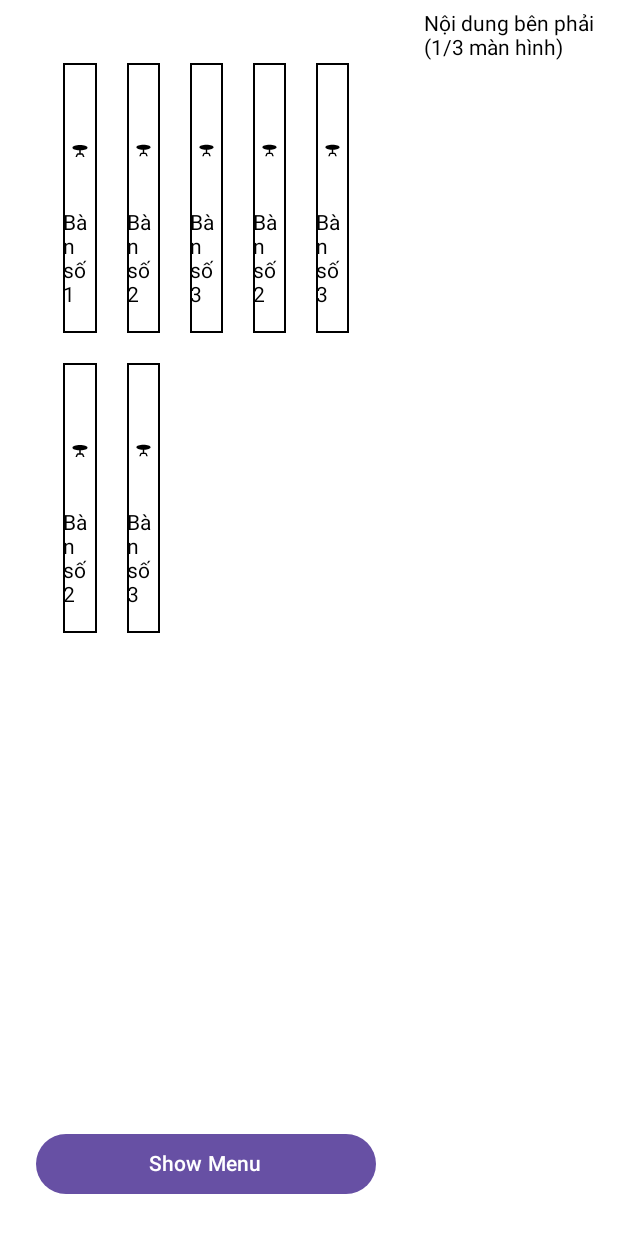
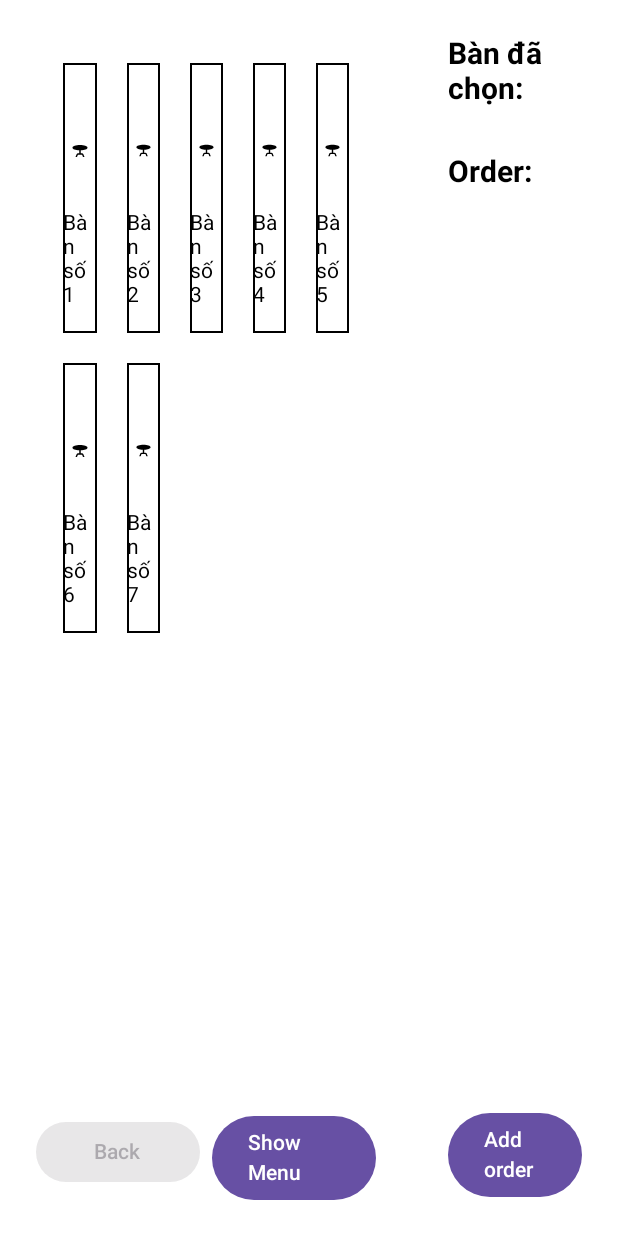
Before and after one commit to xuyenco/Project-1, an Android app built with Jetpack Compose: the @Preview function ScreenPreview, on a phone screen of 412 x 824 dp. Run offline under Robolectric (Android 15) with nearby library versions, the phone set to English and light mode, and no system bars; our stand-ins replace accompanist; missing, so only their content is drawn: Project1Theme; pictures from the network do not load.

Commit message:
add some button

```diff
--- a/app/src/main/java/com/example/project1/ui/activity/MainActivity.kt
+++ b/app/src/main/java/com/example/project1/ui/activity/MainActivity.kt
@@ -3,6 +3,8 @@ package com.example.project1.ui.activity
 import android.os.Bundle
 import androidx.activity.ComponentActivity
 import androidx.activity.compose.setContent
+import androidx.compose.foundation.background
+import androidx.compose.foundation.layout.Arrangement
 import androidx.compose.foundation.layout.Column
 import androidx.compose.foundation.layout.PaddingValues
 import androidx.compose.foundation.layout.Row
@@ -12,8 +14,12 @@ import androidx.compose.foundation.layout.fillMaxSize
 import androidx.compose.foundation.layout.fillMaxWidth
 import androidx.compose.foundation.layout.height
 import androidx.compose.foundation.layout.padding
+import androidx.compose.foundation.layout.width
+import androidx.compose.foundation.layout.wrapContentSize
+import androidx.compose.foundation.lazy.LazyColumn
 import androidx.compose.foundation.lazy.grid.GridCells
 import androidx.compose.foundation.lazy.grid.LazyVerticalGrid
+import androidx.compose.foundation.lazy.items
 import androidx.compose.material.icons.Icons
 import androidx.compose.material.icons.filled.Home
 import androidx.compose.material.icons.filled.Restaurant
@@ -25,14 +31,20 @@ import androidx.compose.material3.ModalDrawerSheet
 import androidx.compose.material3.ModalNavigationDrawer
 import androidx.compose.material3.Surface
 import androidx.compose.material3.Text
+import androidx.compose.material3.TextButton
 import androidx.compose.runtime.Composable
 import androidx.compose.runtime.SideEffect
+import androidx.compose.runtime.getValue
 import androidx.compose.runtime.mutableStateOf
 import androidx.compose.runtime.remember
+import androidx.compose.runtime.setValue
+import androidx.compose.ui.Alignment
 import androidx.compose.ui.Modifier
 import androidx.compose.ui.graphics.Color
+import androidx.compose.ui.text.font.FontWeight
 import androidx.compose.ui.tooling.preview.Preview
 import androidx.compose.ui.unit.dp
+import androidx.compose.ui.unit.sp
 import com.example.project1.data.Menu
 import com.example.project1.data.SideNavbar
 import com.example.project1.data.Table
@@ -60,12 +72,12 @@ private val navBarItemList = listOf(
 )
 
 private val menuList = listOf(
-    Menu(1, "Pizza", "Main Course", 10.99, "https://www.foodandwine.com/thmb/Wd4lBRZz3X_8qBr69UOu2m7I2iw=/1500x0/filters:no_upscale():max_bytes(150000):strip_icc()/classic-cheese-pizza-FT-RECIPE0422-31a2c938fc2546c9a07b7011658cfd05.jpg"),
-    Menu(2, "Burger", "Main Course", 8.99, "https://product.hstatic.net/1000389344/product/burger_web_2daf139345214f3eb6caa111ae710674_master.jpg"),
-    Menu(3, "Ice Cream", "Dessert", 5.49, "https://upload.wikimedia.org/wikipedia/commons/2/2e/Ice_cream_with_whipped_cream%2C_chocolate_syrup%2C_and_a_wafer_%28cropped%29.jpg"),
-    Menu(1, "Pizza", "Main Course", 10.99, "https://www.foodandwine.com/thmb/Wd4lBRZz3X_8qBr69UOu2m7I2iw=/1500x0/filters:no_upscale():max_bytes(150000):strip_icc()/classic-cheese-pizza-FT-RECIPE0422-31a2c938fc2546c9a07b7011658cfd05.jpg"),
-    Menu(2, "Burger", "Main Course", 8.99, "https://product.hstatic.net/1000389344/product/burger_web_2daf139345214f3eb6caa111ae710674_master.jpg"),
-    Menu(3, "Ice Cream", "Dessert", 5.49, "https://upload.wikimedia.org/wikipedia/commons/2/2e/Ice_cream_with_whipped_cream%2C_chocolate_syrup%2C_and_a_wafer_%28cropped%29.jpg")
+    Menu(1, "Cá lóc nướng trui", "Main Course", 100000, "https://statics.vincom.com.vn/xu-huong/0-0-0-0-mon-nhau-don-gian/image11.png"),
+    Menu(2, "Cá hồi sốt chanh mật ong", "Main Course", 150000, "https://statics.vincom.com.vn/xu-huong/0-0-0-0-mon-nhau-don-gian/image8.png"),
+    Menu(3, "Gà xé phay chua ngọt", "Main Course", 90000, "https://statics.vincom.com.vn/xu-huong/0-0-0-0-mon-nhau-don-gian/image15.png"),
+    Menu(1, "Thịt ngan hấp bia", "Main Course", 200000, "https://statics.vincom.com.vn/xu-huong/0-0-0-0-mon-nhau-don-gian/image4.png"),
+    Menu(2, "Gà nấu nấm ", "Main Course", 125000, "https://statics.vincom.com.vn/xu-huong/0-0-0-0-mon-nhau-don-gian/image1.png"),
+    Menu(3, "Giò heo muối xông khói ", "Course", 85000, "https://statics.vincom.com.vn/xu-huong/0-0-0-0-mon-nhau-don-gian/image20.png")
 )
 
 private val tableItemList = listOf(
@@ -88,26 +100,26 @@ private val tableItemList = listOf(
         tablePosition = 2,
         tableStatus = true
     ),Table(
-        id = 1,
-        tableNumber = 2,
+        id = 3,
+        tableNumber = 4,
         tableSeatNumber = 2,
         tablePosition = 2,
         tableStatus = true
     ),Table(
-        id = 2,
-        tableNumber = 3,
+        id = 4,
+        tableNumber = 5,
         tableSeatNumber = 2,
         tablePosition = 2,
         tableStatus = true
     ),Table(
-        id = 1,
-        tableNumber = 2,
+        id = 5,
+        tableNumber = 6,
         tableSeatNumber = 2,
         tablePosition = 2,
         tableStatus = true
     ),Table(
-        id = 2,
-        tableNumber = 3,
+        id = 5,
+        tableNumber = 7,
         tableSeatNumber = 2,
         tablePosition = 2,
         tableStatus = true
@@ -163,6 +175,9 @@ fun HomeScreen() {
 
 @Composable
 fun ThreeColumnLayout() {
+    val (selectedTables, setSelectedTables) = remember { mutableStateOf<List<Table>>(emptyList()) }
+    val (selectedMenus, setSelectedMenus) = remember { mutableStateOf<List<Menu>>(emptyList()) }
+
     Row(modifier = Modifier.fillMaxSize()) {
         Column(
             modifier = Modifier
@@ -170,7 +185,20 @@ fun ThreeColumnLayout() {
                 .fillMaxHeight()
                 .padding(8.dp)
         ) {
-            ContentLeft() // Nội dung phần 1 và 2
+            ContentLeft(
+                selectedTables = selectedTables,
+                onTableItemClick = { tableItem ->
+                    if (selectedTables.contains(tableItem)) {
+                        setSelectedTables(selectedTables - tableItem)
+                    } else {
+                        setSelectedTables(selectedTables + tableItem)
+                    }
+                },
+                onMenuItemClick = { menuItem ->
+                    if (!selectedMenus.contains(menuItem) && selectedTables.isNotEmpty())
+                        setSelectedMenus(selectedMenus + menuItem)
+                }
+            )
         }
 
         // Phần 2: 1/3 bên phải
@@ -180,7 +208,11 @@ fun ThreeColumnLayout() {
                 .fillMaxHeight()
                 .padding(8.dp)
         ) {
-            ContentRight() // Nội dung phần 3
+            ContentRight(selectedTables,
+                selectedMenus,
+                onRemoveMenuItem = { menuItem ->
+                    setSelectedMenus(selectedMenus - menuItem)
+            })
         }
     }
 }
@@ -202,9 +234,8 @@ fun GridItem(
     )
 }
 @Composable
-fun ContentLeft() {
+fun ContentLeft(selectedTables: List<Table>,onTableItemClick: (Table) -> Unit,onMenuItemClick: (Menu) -> Unit) {
     val (items, setItems) = remember { mutableStateOf<List<Any>>(tableItemList) }
-
     Column(
         modifier = Modifier
             .fillMaxSize()
@@ -216,35 +247,155 @@ fun ContentLeft() {
                 .weight(1f)
         ) { item ->
             when (item) {
-                is Table -> TableItem(item)
-                is Menu -> MenuItem(item)
+                is Table ->{
+                    TableItem(item, onClick = { onTableItemClick(item) })
+                }
+                is Menu -> MenuItem(item, onClick ={ onMenuItemClick(item)})
             }
         }
-
         Spacer(modifier = Modifier.height(16.dp))
+        Row(
+            modifier = Modifier.fillMaxWidth(),
+            horizontalArrangement = Arrangement.SpaceBetween
+        ) {
+            Button(
+                onClick = {
+                    setItems(tableItemList)
+                },
+                modifier = Modifier.weight(1f),
+                enabled = items == menuList
+            ) {
+                Text("Back")
+            }
+            Spacer(modifier = Modifier.width(8.dp))
 
             Button(
                 onClick = {
-                val newItems = if (items == tableItemList) {
-                    menuList
-                } else {
-                    tableItemList
-                }
-                setItems(newItems)
+                    setItems(menuList)
                 },
-            modifier = Modifier
-                .fillMaxWidth()
+                modifier = Modifier.weight(1f),
+                enabled = items == tableItemList
             ) {
                 Text("Show Menu")
             }
         }
     }
+}
 
 @Composable
-fun ContentRight() {
-    // Nội dung của phần phải (chiếm 1/3 màn hình)
-    Text(text = "Nội dung bên phải (1/3 màn hình)")
+fun ContentRight(selectedTables: List<Table>, selectedMenus: List<Menu>, onRemoveMenuItem: (Menu) -> Unit) {
+    Column(
+        modifier = Modifier
+            .fillMaxWidth()
+            .padding(16.dp)
+    ) {
+        Text(
+            text = "Bàn đã chọn: ",
+            fontSize = 20.sp,
+            fontWeight = FontWeight.Bold
+        )
+        Text(
+            text = selectedTables.joinToString(separator = ", ") { "Bàn số ${it.tableNumber}" },
+            modifier = Modifier.fillMaxWidth()
+        )
+        Spacer(modifier = Modifier.height(16.dp))
+        Text(
+            text = "Order: ",
+            fontSize = 20.sp,
+            fontWeight = FontWeight.Bold
+        )
+        MenuListScreen(selectedMenus, onRemoveItem = onRemoveMenuItem)
+        Spacer(modifier = Modifier.height(16.dp))
+        Button(
+            onClick = {}
+        ) {
+            Text("Add order")
         }
+    }
+}
+@Composable
+fun MenuListScreen(selectedMenus: List<Menu>, onRemoveItem: (Menu) -> Unit) {
+    var quantities by remember { mutableStateOf(selectedMenus.associate { it.id to 1 }) }
+
+    Surface(
+        modifier = Modifier
+            .height(600.dp)
+            .fillMaxSize(),
+        color = Color.White
+    ) {
+        LazyColumn(modifier = Modifier.padding(16.dp)) {
+            items(selectedMenus) { item ->
+                MenuItemRow(
+                    menu = item,
+                    quantity = quantities[item.id] ?: 1,
+                    backgroundColor = Color.White,
+                    onIncreaseQuantity = { id ->
+                        quantities = quantities.toMutableMap().apply {
+                            this[id] = (this[id] ?: 1) + 1
+                        }
+                    },
+                    onDecreaseQuantity = { id ->
+                        quantities = quantities.toMutableMap().apply {
+                            val currentQuantity = this[id] ?: 1
+                            if (currentQuantity > 1) {
+                                this[id] = currentQuantity - 1
+                            }
+                        }
+                    },
+                    onRemoveItem = {
+                        onRemoveItem(item) // Gọi hàm onRemoveItem từ ContentRight
+                    }
+                )
+            }
+        }
+    }
+    Spacer(modifier = Modifier.width(8.dp))
+
+}
+
+@Composable
+fun MenuItemRow(
+    menu: Menu,
+    quantity: Int,
+    backgroundColor: Color,
+    onIncreaseQuantity: (Int) -> Unit,
+    onDecreaseQuantity: (Int) -> Unit,
+    onRemoveItem: (Int) -> Unit
+) {
+    Row(
+        horizontalArrangement = Arrangement.Start,
+        modifier = Modifier
+            .fillMaxWidth()
+            .padding(vertical = 8.dp)
+            .background(backgroundColor)
+    ) {
+        TextButton(
+            onClick = { onRemoveItem(menu.id) },
+            modifier = Modifier
+                .wrapContentSize()
+                .weight(1f)
+        ) {
+            Text("X")
+        }
+        Text(
+            modifier = Modifier
+                .align(Alignment.CenterVertically)
+                .weight(5f),
+            text = menu.itemName
+        )
+        TextButton(onClick = { onDecreaseQuantity(menu.id) }) {
+            Text("-")
+        }
+        Text(
+            modifier = Modifier
+                .align(Alignment.CenterVertically),
+            text = "$quantity")
+        TextButton(onClick = { onIncreaseQuantity(menu.id) }) {
+            Text("+")
+        }
+    }
+}
+
 @Preview(showSystemUi = true, showBackground = true, device = "id:pixel_c")
 @Composable
 fun ScreenPreview(){
--- a/app/src/main/java/com/example/project1/ui/section/TableItem.kt
+++ b/app/src/main/java/com/example/project1/ui/section/TableItem.kt
@@ -64,23 +64,19 @@ fun ItemBox(
 }
 
 @Composable
-fun TableItem(table : Table) {
+fun TableItem(table: Table, onClick: () -> Unit) {
     ItemBox(
         icon = Icons.Default.TableBar,
         title = "Bàn số ${table.tableNumber}",
-        onClick = {
-
-        }
+        onClick = onClick
     )
 }
 
 @Composable
-fun MenuItem(menu: Menu) {
+fun MenuItem(menu: Menu, onClick: () -> Unit) {
     ItemBox(
         imageUrl = menu.imageUrl,
-        title = "${menu.itemName} - ${menu.itemPrice} $",
-        onClick = {
-
-        }
+        title = "${menu.itemName} \n ${menu.itemPrice} vnd",
+        onClick = onClick
     )
 }
```
Lines whose indentation alone changed are shown as unchanged.
